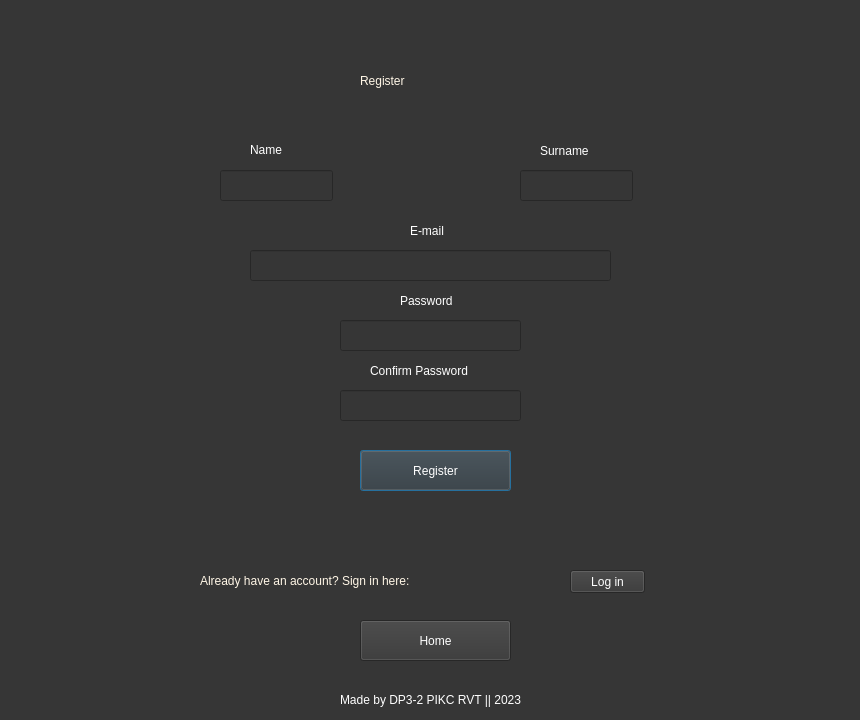
First picture: the form in App/register.ui, repository CodingXP/AlgasKalkulators, before the edit.
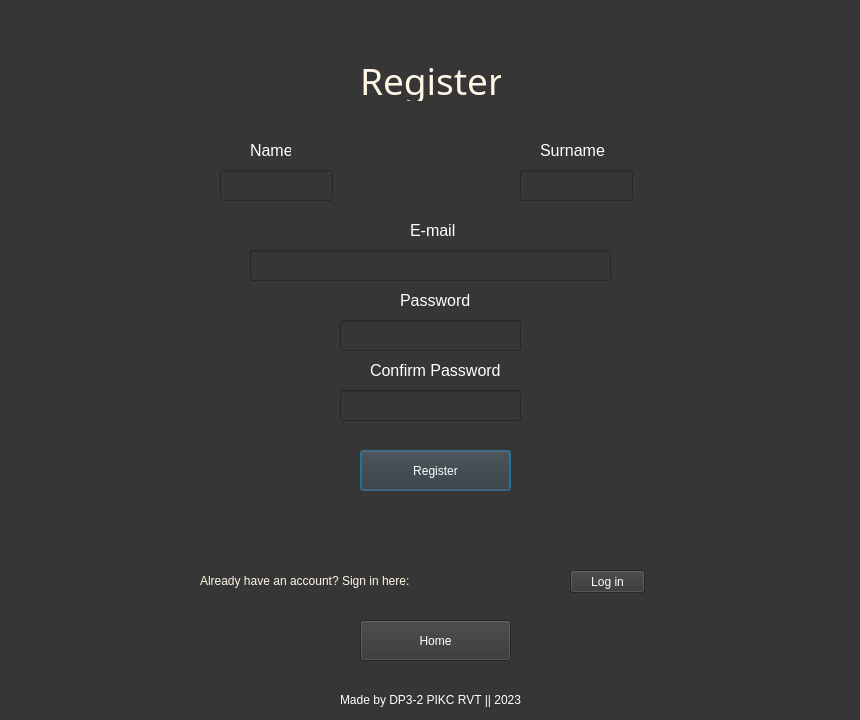
Second picture: the form after the edit.

The edit to the form file:
```diff
--- a/App/register.ui
+++ b/App/register.ui
@@ -26,6 +26,15 @@
      <height>41</height>
     </rect>
    </property>
+   <property name="font">
+    <font>
+     <family>Rockwell</family>
+     <pointsize>28</pointsize>
+     <weight>50</weight>
+     <italic>false</italic>
+     <bold>false</bold>
+    </font>
+   </property>
    <property name="styleSheet">
     <string notr="true">color: rgb(255, 246, 230);
 font: 28pt &quot;Rockwell&quot;;</string>
@@ -43,6 +52,15 @@
      <height>20</height>
     </rect>
    </property>
+   <property name="font">
+    <font>
+     <family>MS Shell Dlg 2</family>
+     <pointsize>12</pointsize>
+     <weight>50</weight>
+     <italic>false</italic>
+     <bold>false</bold>
+    </font>
+   </property>
    <property name="styleSheet">
     <string notr="true">font: 12pt &quot;MS Shell Dlg 2&quot;;
 color: rgb(255, 255, 255);</string>
@@ -60,6 +78,15 @@
      <height>21</height>
     </rect>
    </property>
+   <property name="font">
+    <font>
+     <family>MS Shell Dlg 2</family>
+     <pointsize>12</pointsize>
+     <weight>50</weight>
+     <italic>false</italic>
+     <bold>false</bold>
+    </font>
+   </property>
    <property name="styleSheet">
     <string notr="true">font: 12pt &quot;MS Shell Dlg 2&quot;;
 color: rgb(255, 255, 255);</string>
@@ -77,6 +104,15 @@
      <height>21</height>
     </rect>
    </property>
+   <property name="font">
+    <font>
+     <family>MS Shell Dlg 2</family>
+     <pointsize>12</pointsize>
+     <weight>50</weight>
+     <italic>false</italic>
+     <bold>false</bold>
+    </font>
+   </property>
    <property name="styleSheet">
     <string notr="true">font: 12pt &quot;MS Shell Dlg 2&quot;;
 color: rgb(255, 255, 255);</string>
@@ -94,6 +130,15 @@
      <height>21</height>
     </rect>
    </property>
+   <property name="font">
+    <font>
+     <family>MS Shell Dlg 2</family>
+     <pointsize>12</pointsize>
+     <weight>50</weight>
+     <italic>false</italic>
+     <bold>false</bold>
+    </font>
+   </property>
    <property name="styleSheet">
     <string notr="true">font: 12pt &quot;MS Shell Dlg 2&quot;;
 color: rgb(255, 255, 255);</string>
@@ -111,6 +156,15 @@
      <height>21</height>
     </rect>
    </property>
+   <property name="font">
+    <font>
+     <family>MS Shell Dlg 2</family>
+     <pointsize>12</pointsize>
+     <weight>50</weight>
+     <italic>false</italic>
+     <bold>false</bold>
+    </font>
+   </property>
    <property name="styleSheet">
     <string notr="true">font: 12pt &quot;MS Shell Dlg 2&quot;;
 color: rgb(255, 255, 255);</string>
```
Left out of the diff: 24 changed lines with no effect on the pictures.
